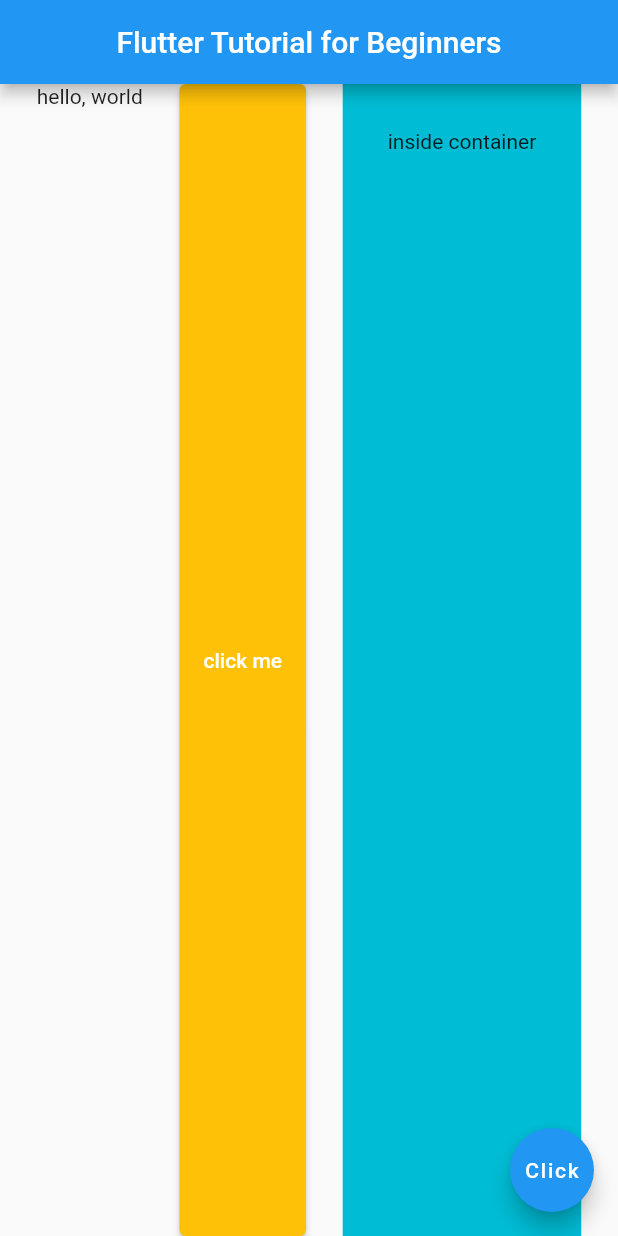
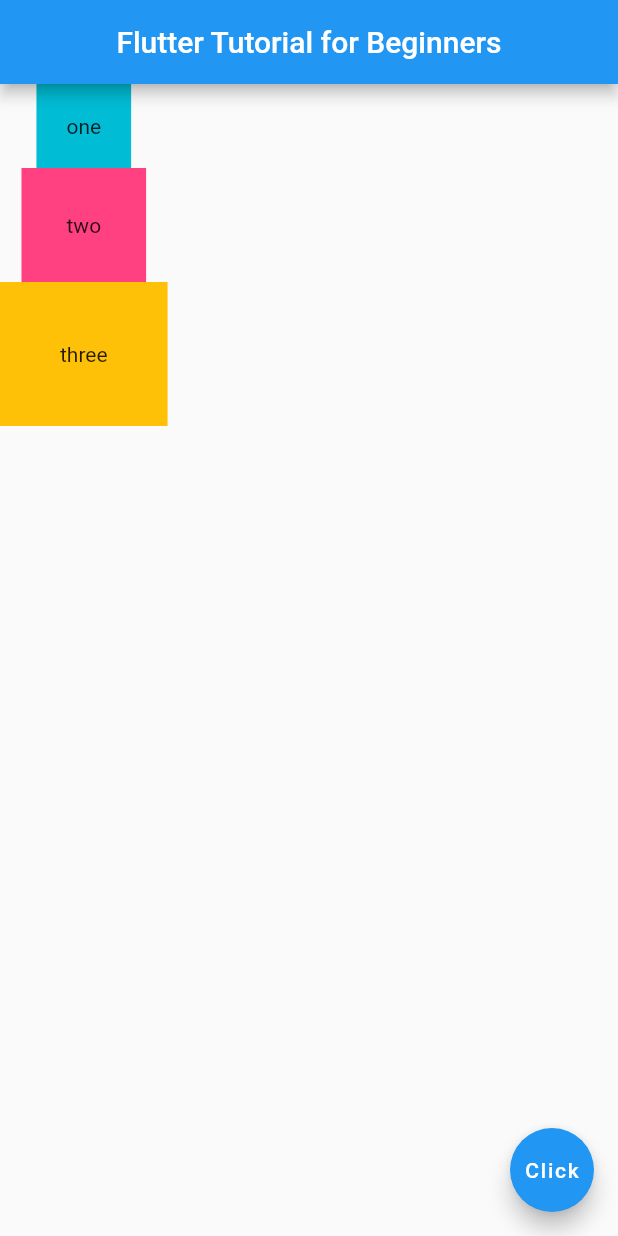
Before and after one commit to ChrisWongAtCUHK/flutter_tutorial_for_beginners, a Flutter app: the screen it shows after launch, on a phone screen of 412 x 824 dp. Run offline on Flutter 3.47's test engine with Material 2 defaults, Android fonts, the phone set to English and light mode, and no system bars.

Commit message:
Flutter Tutorial for Beginners #12 - Columns

```diff
--- a/lib/main.dart
+++ b/lib/main.dart
@@ -14,22 +14,22 @@ class Home extends StatelessWidget {
         title: const Text('Flutter Tutorial for Beginners'),
         centerTitle: true,
       ),
-      body: Row(
-        mainAxisAlignment: MainAxisAlignment.spaceEvenly,
-        crossAxisAlignment: CrossAxisAlignment.stretch,
+      body: Column(
         children: <Widget>[
-          const Text('hello, world'),
-          ElevatedButton(
-            onPressed: () {},
-            style: const ButtonStyle(
-              backgroundColor: MaterialStatePropertyAll<Color>(Colors.amber),
-            ),
-            child: const Text('click me'),
+          Container(
+            padding: const EdgeInsets.all(20.0),
+            color: Colors.cyan,
+            child: const Text('one'),
           ),
           Container(
-            color: Colors.cyan,
             padding: const EdgeInsets.all(30.0),
-            child: const Text('inside container'),
+            color: Colors.pinkAccent,
+            child: const Text('two'),
+          ),
+          Container(
+            padding: const EdgeInsets.all(40.0),
+            color: Colors.amber,
+            child: const Text('three'),
           ),
         ],
       ),
```
Also changed, not shown: 1 other file.
